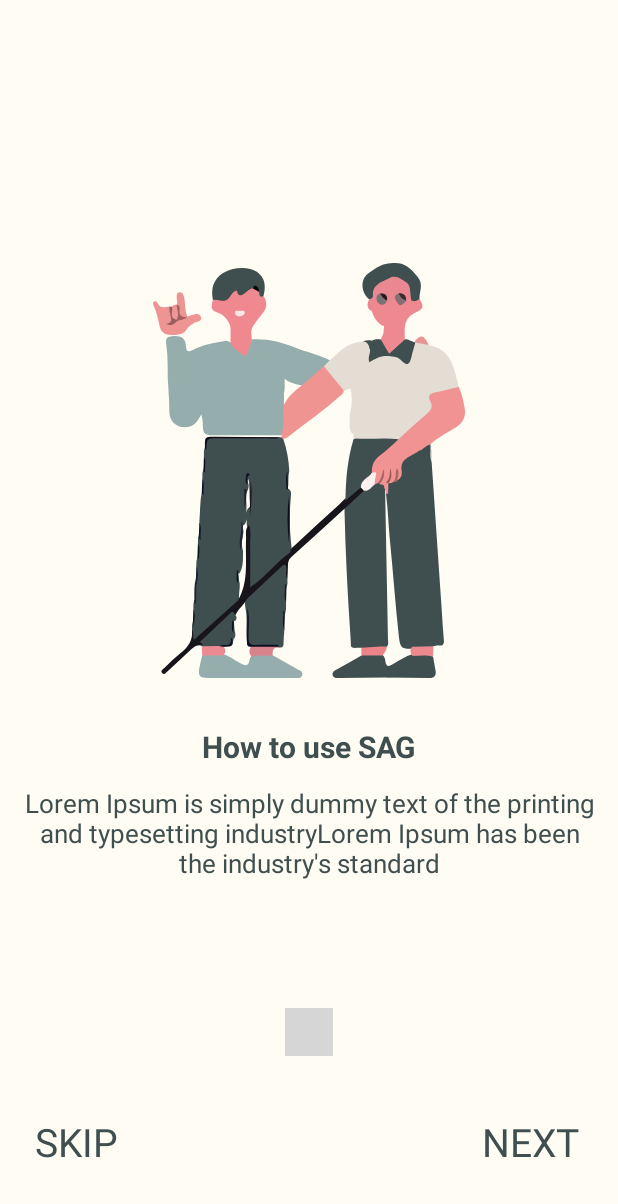
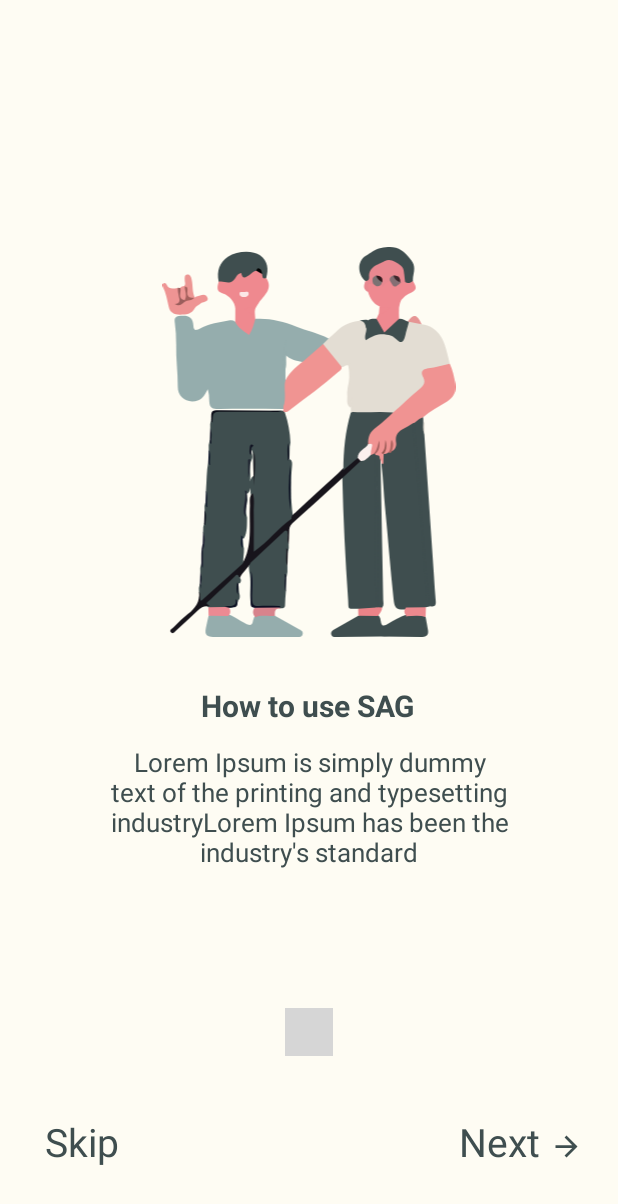
Before and after one commit to hazemamaar/SAGApp, an Android app: the screen it shows after launch (SplashActivity), on a phone screen of 412 x 824 dp. Shown: the top 1204 px of the screen. Run offline under Robolectric (Android 15) with nearby library versions, the phone set to English and light mode, and no system bars; our stand-ins replace Dagger/Hilt's generated code, Timber, sdp/ssp sizes; libraries missing offline, so code that uses them is left out: com.zhpan.indicator; plain views replace IndicatorView; 10 statements that could not run were skipped; grey boxes are pictures that could not be loaded.

Commit message:
update onboard screen

```diff
--- a/sag/src/main/java/com/example/sagapp/welcome/ui/fragment/OnBoardingFragment.kt
+++ b/sag/src/main/java/com/example/sagapp/welcome/ui/fragment/OnBoardingFragment.kt
@@ -4,8 +4,10 @@ import androidx.fragment.app.viewModels
 import androidx.viewpager2.widget.ViewPager2.OnPageChangeCallback
 import com.example.core.base.android.BaseFragment
 import com.example.core.extentions.gone
+import com.example.core.extentions.navigateSafe
 import com.example.core.extentions.observe
 import com.example.core.extentions.visible
+import com.example.sagapp.R
 import com.example.sagapp.databinding.FragmentOnBoardingBinding
 import com.example.sagapp.welcome.ui.adapters.OnBoardAdapter
 import com.example.sagapp.welcome.ui.viewmodel.OnBoardingAction
@@ -33,6 +35,12 @@ class OnBoardingFragment : BaseFragment<FragmentOnBoardingBinding, OnBoardingVie
         binding.onboardFragmentNextTxt.setOnClickListener {
             binding.viewpagerOnboard.currentItem = binding.viewpagerOnboard.currentItem + 1
         }
+        binding.onboardFragmentConfirmBtn.setOnClickListener {
+            navigateSafe(R.id.action_onBoardingFragment_to_loginFragment,container= R.id.frag_host)
+        }
+        binding.onboardFragmentSkipTxt.setOnClickListener {
+            navigateSafe(R.id.action_onBoardingFragment_to_loginFragment,container= R.id.frag_host)
+        }
 
     }
 
@@ -59,6 +67,7 @@ class OnBoardingFragment : BaseFragment<FragmentOnBoardingBinding, OnBoardingVie
                     binding.onboardFragmentSkipTxt.visible()
                 }
                 binding.indicator.onPageSelected(position)
+
             }
 
 //            override fun onPageScrollStateChanged(state: Int) {
--- a/sag/src/main/res/layout/fragment_on_boarding.xml
+++ b/sag/src/main/res/layout/fragment_on_boarding.xml
@@ -12,10 +12,18 @@
         android:layout_height="wrap_content"
         app:layout_constraintStart_toStartOf="parent"
         app:layout_constraintEnd_toEndOf="parent"
-        app:layout_constraintTop_toTopOf="parent"
-        android:layout_marginTop="175dp"
+        app:layout_constraintTop_toBottomOf="@id/onboard_fragment_guideline_viewpager"
+        android:paddingStart="@dimen/_30sdp"
+        android:paddingEnd="@dimen/_30sdp"
+        />
+    <androidx.constraintlayout.widget.Guideline
+        android:id="@+id/onboard_fragment_guideline_viewpager"
+        android:layout_width="wrap_content"
+        android:layout_height="wrap_content"
+        android:orientation="horizontal"
+        app:layout_constraintGuide_percent=".20"/>
 
-        />
+
     <com.zhpan.indicator.IndicatorView
         android:id="@+id/indicator"
         android:layout_width="wrap_content"
@@ -51,7 +59,17 @@
         app:layout_constraintBottom_toBottomOf="parent"
         android:layout_marginStart="@dimen/_18sdp"
         android:layout_marginBottom="@dimen/_5sdp"
-        android:layout_marginEnd="@dimen/_20sdp"
+        android:layout_marginEnd="@dimen/_40sdp"
+        />
+    <ImageView
+        android:layout_width="@dimen/_17sdp"
+        android:layout_height="@dimen/_17sdp"
+        app:layout_constraintStart_toEndOf="@id/onboard_fragment_next_txt"
+        app:layout_constraintTop_toTopOf="@id/onboard_fragment_next_txt"
+        app:layout_constraintBottom_toBottomOf="@id/onboard_fragment_next_txt"
+        android:src="@drawable/ic_arrow"
+        android:layout_marginStart="@dimen/_5sdp"
+        android:layout_marginTop="@dimen/_5sdp"
         />
     <TextView
         android:id="@+id/onboard_fragment_skip_txt"
@@ -62,7 +80,7 @@
         app:layout_constraintBottom_toBottomOf="parent"
         android:text="@string/skip_btn"
         style="@style/txt_style"
-        android:layout_marginStart="@dimen/_18sdp"
+        android:layout_marginStart="@dimen/_23sdp"
         android:layout_marginBottom="@dimen/_5sdp"
         android:layout_marginEnd="@dimen/_20sdp"
         />
--- a/sag/src/main/res/layout/item_onboarding.xml
+++ b/sag/src/main/res/layout/item_onboarding.xml
@@ -23,8 +23,8 @@
 
     <ImageView
         android:id="@+id/imageView"
-        android:layout_width="wrap_content"
-        android:layout_height="wrap_content"
+        android:layout_width="@dimen/_200sdp"
+        android:layout_height="@dimen/_200sdp"
         app:layout_constraintBottom_toBottomOf="parent"
         app:layout_constraintEnd_toEndOf="parent"
         app:layout_constraintStart_toStartOf="parent"
--- a/sag/src/main/res/values/strings.xml
+++ b/sag/src/main/res/values/strings.xml
@@ -19,8 +19,8 @@
     <string name="first_onboard_page">Lorem Ipsum is simply dummy text of the printing and typesetting industryLorem Ipsum has been the industry\'s standard </string>
     <string name="second_onboard_page">Lorem Ipsum is simply dummy text of the printing and typesetting industryLorem Ipsum has been the industry\'s standard</string>
     <string name="third_onboard_page">Lorem Ipsum is simply dummy text of the printing and typesetting industryLorem Ipsum has been the industry\'s standard</string>
-    <string name="skip_btn">SKIP</string>
-    <string name="next_btn">NEXT</string>
+    <string name="skip_btn">Skip</string>
+    <string name="next_btn">Next</string>
     <string name="img_onboard_rv">Onboard Image</string>
     <string name="get_start">Get Start</string>
 </resources>
--- a/sag/src/main/res/values/themes.xml
+++ b/sag/src/main/res/values/themes.xml
@@ -46,6 +46,7 @@
     <style name="txt_style">
         <item name="android:textColor">@color/dark_green</item>
         <item name="android:textSize">@dimen/_20ssp</item>
+        <item name="textAllCaps">false</item>
     </style>
     <style name="button_style" parent="@style/Widget.MaterialComponents.Button.OutlinedButton">
         <item name="cornerRadius">@dimen/_12sdp</item>
```
